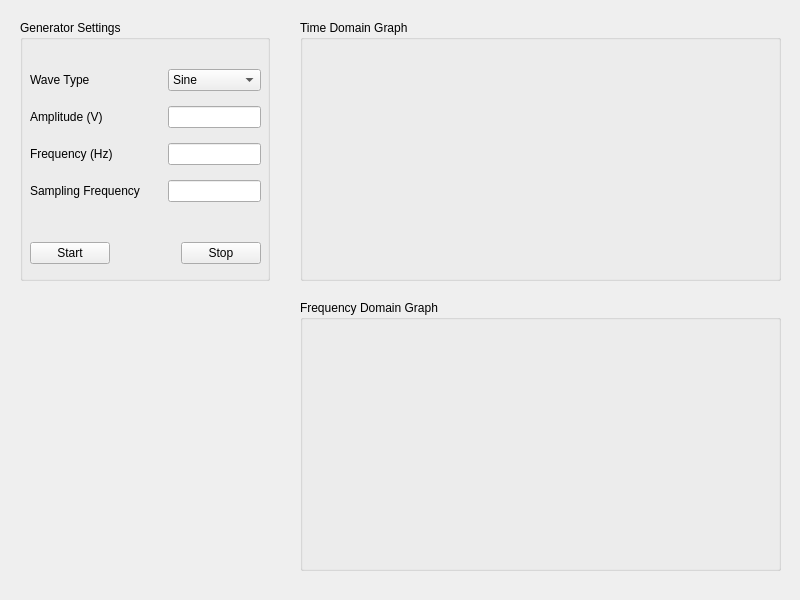
Before: the Qt Designer form mainwindow.ui in umutonuryasar/Signal-Processing-Toolbox, drawn with Qt 5.
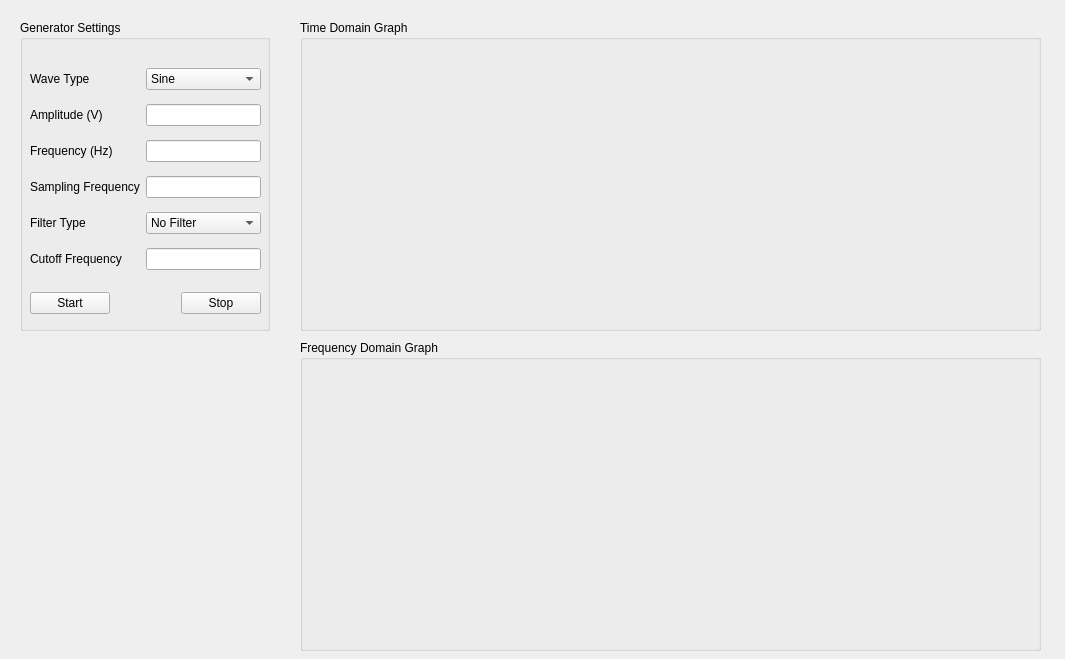
After: the same form once the commit is applied. Custom widgets are drawn as their Qt base class.

What changed in the file:
```diff
--- a/mainwindow.ui
+++ b/mainwindow.ui
@@ -6,8 +6,8 @@
    <rect>
     <x>0</x>
     <y>0</y>
-    <width>800</width>
-    <height>600</height>
+    <width>1065</width>
+    <height>659</height>
    </rect>
   </property>
   <property name="windowTitle">
@@ -20,7 +20,7 @@
       <x>20</x>
       <y>20</y>
       <width>250</width>
-      <height>261</height>
+      <height>311</height>
      </rect>
     </property>
     <property name="title">
@@ -30,32 +30,32 @@
      <property name="geometry">
       <rect>
        <x>10</x>
-       <y>220</y>
+       <y>270</y>
        <width>231</width>
        <height>26</height>
       </rect>
      </property>
      <layout class="QGridLayout" name="gridLayout">
-      <item row="0" column="3">
+      <item row="0" column="1">
+       <spacer name="horizontalSpacer_2">
+        <property name="orientation">
+         <enum>Qt::Horizontal</enum>
+        </property>
+        <property name="sizeHint" stdset="0">
+         <size>
+          <width>40</width>
+          <height>20</height>
+         </size>
+        </property>
+       </spacer>
+      </item>
+      <item row="0" column="2">
        <widget class="QPushButton" name="generatorButton_stop">
         <property name="text">
          <string>Stop</string>
         </property>
        </widget>
       </item>
-      <item row="0" column="1">
-       <spacer name="horizontalSpacer">
-        <property name="orientation">
-         <enum>Qt::Horizontal</enum>
-        </property>
-        <property name="sizeHint" stdset="0">
-         <size>
-          <width>40</width>
-          <height>20</height>
-         </size>
-        </property>
-       </spacer>
-      </item>
       <item row="0" column="0">
        <widget class="QPushButton" name="generatorButton_start">
         <property name="text">
@@ -63,19 +63,6 @@
         </property>
        </widget>
       </item>
-      <item row="0" column="2">
-       <spacer name="horizontalSpacer_2">
-        <property name="orientation">
-         <enum>Qt::Horizontal</enum>
-        </property>
-        <property name="sizeHint" stdset="0">
-         <size>
-          <width>40</width>
-          <height>20</height>
-         </size>
-        </property>
-       </spacer>
-      </item>
      </layout>
     </widget>
     <widget class="QWidget" name="layoutWidget">
@@ -84,20 +71,17 @@
        <x>10</x>
        <y>40</y>
        <width>231</width>
-       <height>151</height>
+       <height>221</height>
       </rect>
      </property>
      <layout class="QGridLayout" name="gridLayout_2">
-      <item row="2" column="0">
-       <widget class="QLabel" name="label_frequency">
+      <item row="0" column="0">
+       <widget class="QLabel" name="label_waveType">
         <property name="text">
-         <string>Frequency (Hz)</string>
+         <string>Wave Type</string>
         </property>
        </widget>
       </item>
-      <item row="3" column="2">
-       <widget class="QLineEdit" name="lineEdit_samplingFrequency"/>
-      </item>
       <item row="3" column="0">
        <widget class="QLabel" name="label_samplingFrequency">
         <property name="text">
@@ -105,23 +89,32 @@
         </property>
        </widget>
       </item>
-      <item row="1" column="0">
-       <widget class="QLabel" name="label_amplitude">
+      <item row="4" column="0">
+       <widget class="QLabel" name="label_filterType">
         <property name="text">
-         <string>Amplitude (V)</string>
+         <string>Filter Type</string>
         </property>
        </widget>
       </item>
-      <item row="0" column="0">
-       <widget class="QLabel" name="label_waveType">
-        <property name="text">
-         <string>Wave Type</string>
-        </property>
+      <item row="4" column="2">
+       <widget class="QComboBox" name="comboBox_filterType">
+        <item>
+         <property name="text">
+          <string>No Filter</string>
+         </property>
+        </item>
+        <item>
+         <property name="text">
+          <string>Low Pass Filter</string>
+         </property>
+        </item>
+        <item>
+         <property name="text">
+          <string>High Pass Filter</string>
+         </property>
+        </item>
        </widget>
       </item>
-      <item row="2" column="2">
-       <widget class="QLineEdit" name="lineEdit_frequency"/>
-      </item>
       <item row="0" column="2">
        <widget class="QComboBox" name="comboBox_waveType">
         <item>
@@ -151,8 +144,12 @@
         </item>
        </widget>
       </item>
-      <item row="1" column="2">
-       <widget class="QLineEdit" name="lineEdit_amplitude"/>
+      <item row="2" column="0">
+       <widget class="QLabel" name="label_frequency">
+        <property name="text">
+         <string>Frequency (Hz)</string>
+        </property>
+       </widget>
       </item>
       <item row="2" column="1">
        <spacer name="horizontalSpacer_3">
@@ -167,6 +164,32 @@
         </property>
        </spacer>
       </item>
+      <item row="1" column="2">
+       <widget class="QLineEdit" name="lineEdit_amplitude"/>
+      </item>
+      <item row="1" column="0">
+       <widget class="QLabel" name="label_amplitude">
+        <property name="text">
+         <string>Amplitude (V)</string>
+        </property>
+       </widget>
+      </item>
+      <item row="2" column="2">
+       <widget class="QLineEdit" name="lineEdit_frequency"/>
+      </item>
+      <item row="3" column="2">
+       <widget class="QLineEdit" name="lineEdit_samplingFrequency"/>
+      </item>
+      <item row="5" column="0">
+       <widget class="QLabel" name="label_cutoffFrequency">
+        <property name="text">
+         <string>Cutoff Frequency</string>
+        </property>
+       </widget>
+      </item>
+      <item row="5" column="2">
+       <widget class="QLineEdit" name="lineEdit_cutoffFrequency"/>
+      </item>
      </layout>
     </widget>
    </widget>
@@ -175,8 +198,8 @@
      <rect>
       <x>300</x>
       <y>20</y>
-      <width>481</width>
-      <height>261</height>
+      <width>741</width>
+      <height>311</height>
      </rect>
     </property>
     <property name="title">
@@ -192,9 +215,9 @@
     <property name="geometry">
      <rect>
       <x>300</x>
-      <y>300</y>
-      <width>481</width>
-      <height>271</height>
+      <y>340</y>
+      <width>741</width>
+      <height>311</height>
      </rect>
     </property>
     <property name="title">
```
